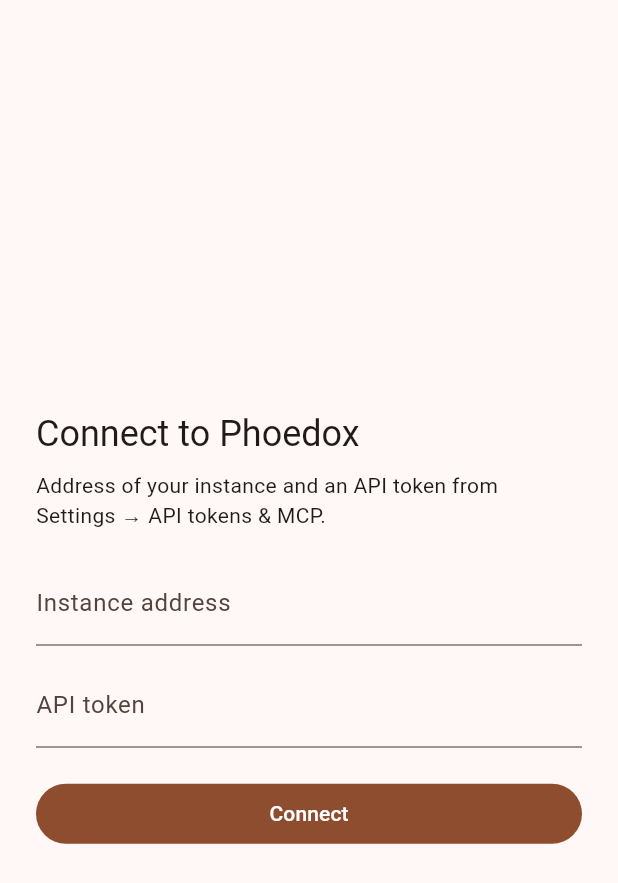
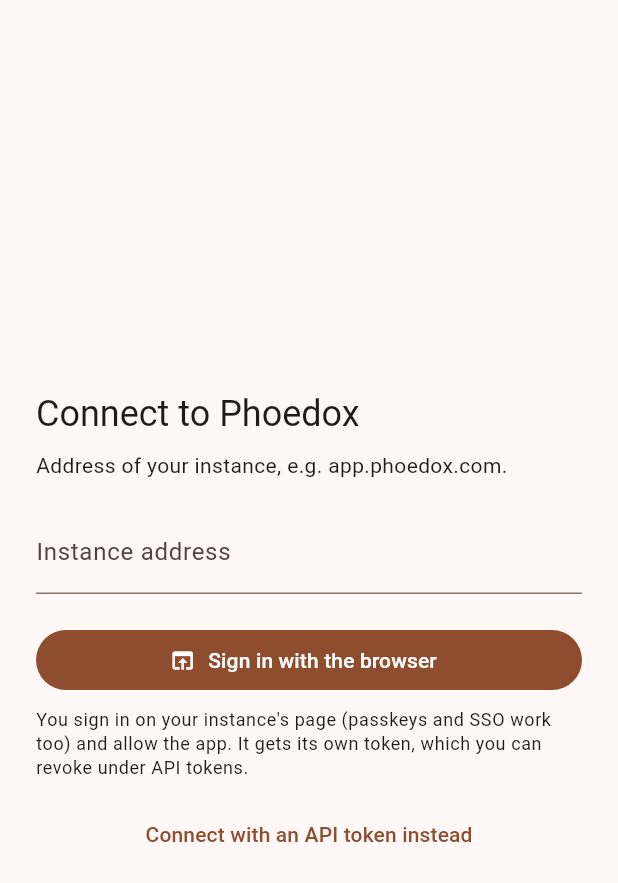
Before and after one commit to phoedox/phoedox-app, a Flutter app: the screen it shows after launch, on a phone screen of 412 x 824 dp. Shown: the top 883 px of the screen. Run offline on Flutter 3.47's test engine with Material 3 defaults, Android fonts, the phone set to English and light mode, and no system bars; our stand-ins replace audioplayers, flutter_markdown_plus, flutter_riverpod, flutter_secure_storage, image_picker, lucide_icons_flutter and 2 more; missing offline and left inert: dart:ffi, flutter_web_auth_2, mobile_scanner, ndef_record, nfc_manager, nfc_manager_ndef and 1 more; statements that could not run were skipped.

Commit message:
feat: sign in through the browser (ADR-0065)
The app opens the instance's /identify page as the built-in client
phoedox-app (PKCE S256, state, redirect phoedox://signin via
flutter_web_auth_2) and exchanges the code for its own device token.
Signing in with a pasted API token stays available as the alternative.

Co-Authored-By: Claude Opus 5.5 <noreply@anthropic.com>
Claude-Session: https://claude.ai/code/session_01DhXrQaJyNq98JXoc9AJKyd

```diff
--- a/lib/features/signin/signin_page.dart
+++ b/lib/features/signin/signin_page.dart
@@ -16,6 +16,24 @@ class _SignInPageState extends ConsumerState<SignInPage> {
   final _token = TextEditingController();
   bool _busy = false;
   bool _failed = false;
+  bool _withToken = false;
+
+  Future<void> _browser() async {
+    if (_instance.text.trim().isEmpty) return;
+    setState(() {
+      _busy = true;
+      _failed = false;
+    });
+    final ok = await ref
+        .read(sessionProvider.notifier)
+        .signInWithBrowser(_instance.text);
+    if (mounted) {
+      setState(() {
+        _busy = false;
+        _failed = !ok;
+      });
+    }
+  }
 
   Future<void> _connect() async {
     setState(() {
@@ -58,6 +76,19 @@ class _SignInPageState extends ConsumerState<SignInPage> {
                   keyboardType: TextInputType.url,
                   autocorrect: false,
                 ),
+                const SizedBox(height: 20),
+                FilledButton.icon(
+                    onPressed: _busy ? null : _browser,
+                    icon: const Icon(Icons.open_in_browser),
+                    label: Text(t.signInBrowser)),
+                const SizedBox(height: 8),
+                Text(t.signInBrowserHint,
+                    style: Theme.of(context).textTheme.bodySmall),
+                const SizedBox(height: 12),
+                TextButton(
+                    onPressed: () => setState(() => _withToken = !_withToken),
+                    child: Text(t.signInWithToken)),
+                if (_withToken) ...[
                   const SizedBox(height: 12),
                   TextField(
                     controller: _token,
@@ -67,15 +98,17 @@ class _SignInPageState extends ConsumerState<SignInPage> {
                     autocorrect: false,
                     onSubmitted: (_) => _connect(),
                   ),
+                  const SizedBox(height: 12),
+                  OutlinedButton(
+                      onPressed: _busy ? null : _connect,
+                      child: Text(t.connect)),
+                ],
                 if (_failed) ...[
                   const SizedBox(height: 12),
                   Text(t.signInFailed,
                       style: TextStyle(
                           color: Theme.of(context).colorScheme.error)),
                 ],
-                const SizedBox(height: 20),
-                FilledButton(
-                    onPressed: _busy ? null : _connect, child: Text(t.connect)),
               ],
             ),
           ),
--- a/lib/l10n/app_de.arb
+++ b/lib/l10n/app_de.arb
@@ -3,7 +3,7 @@
   "projects": "Projekte",
   "scan": "Scannen",
   "signInTitle": "Mit Phoedox verbinden",
-  "signInHint": "Adresse deiner Instanz und ein API-Token aus Einstellungen → API-Tokens & MCP.",
+  "signInHint": "Adresse deiner Instanz, z. B. app.phoedox.com.",
   "instance": "Adresse der Instanz",
   "token": "API-Token",
   "connect": "Verbinden",
@@ -149,5 +149,8 @@
     }
   },
   "planDraftNote": "Neue Fotos landen im Entwurf des Plans und erscheinen hier erst nach dem Veröffentlichen.",
-  "voiceMicContinue": "Weiter"
+  "voiceMicContinue": "Weiter",
+  "signInBrowser": "Im Browser anmelden",
+  "signInBrowserHint": "Du meldest dich auf der Seite deiner Instanz an (auch mit Passkey oder SSO) und erlaubst der App den Zugriff. Sie bekommt ein eigenes Token, das du unter API-Tokens widerrufen kannst.",
+  "signInWithToken": "Stattdessen mit API-Token verbinden"
 }
--- a/lib/l10n/app_en.arb
+++ b/lib/l10n/app_en.arb
@@ -3,7 +3,7 @@
   "projects": "Projects",
   "scan": "Scan",
   "signInTitle": "Connect to Phoedox",
-  "signInHint": "Address of your instance and an API token from Settings → API tokens & MCP.",
+  "signInHint": "Address of your instance, e.g. app.phoedox.com.",
   "instance": "Instance address",
   "token": "API token",
   "connect": "Connect",
@@ -142,5 +142,8 @@
     }
   },
   "planDraftNote": "New photos go into the plan's draft and show here only once it is published.",
-  "voiceMicContinue": "Continue"
+  "voiceMicContinue": "Continue",
+  "signInBrowser": "Sign in with the browser",
+  "signInBrowserHint": "You sign in on your instance's page (passkeys and SSO work too) and allow the app. It gets its own token, which you can revoke under API tokens.",
+  "signInWithToken": "Connect with an API token instead"
 }
--- a/lib/l10n/gen/app_localizations.dart
+++ b/lib/l10n/gen/app_localizations.dart
@@ -119,7 +119,7 @@ abstract class AppLocalizations {
   /// No description provided for @signInHint.
   ///
   /// In de, this message translates to:
-  /// **'Adresse deiner Instanz und ein API-Token aus Einstellungen → API-Tokens & MCP.'**
+  /// **'Adresse deiner Instanz, z. B. app.phoedox.com.'**
   String get signInHint;
 
   /// No description provided for @instance.
@@ -619,6 +619,24 @@ abstract class AppLocalizations {
   /// In de, this message translates to:
   /// **'Weiter'**
   String get voiceMicContinue;
+
+  /// No description provided for @signInBrowser.
+  ///
+  /// In de, this message translates to:
+  /// **'Im Browser anmelden'**
+  String get signInBrowser;
+
+  /// No description provided for @signInBrowserHint.
+  ///
+  /// In de, this message translates to:
+  /// **'Du meldest dich auf der Seite deiner Instanz an (auch mit Passkey oder SSO) und erlaubst der App den Zugriff. Sie bekommt ein eigenes Token, das du unter API-Tokens widerrufen kannst.'**
+  String get signInBrowserHint;
+
+  /// No description provided for @signInWithToken.
+  ///
+  /// In de, this message translates to:
+  /// **'Stattdessen mit API-Token verbinden'**
+  String get signInWithToken;
 }
 
 class _AppLocalizationsDelegate
--- a/lib/l10n/gen/app_localizations_de.dart
+++ b/lib/l10n/gen/app_localizations_de.dart
@@ -18,8 +18,7 @@ class AppLocalizationsDe extends AppLocalizations {
   String get signInTitle => 'Mit Phoedox verbinden';
 
   @override
-  String get signInHint =>
-      'Adresse deiner Instanz und ein API-Token aus Einstellungen → API-Tokens & MCP.';
+  String get signInHint => 'Adresse deiner Instanz, z. B. app.phoedox.com.';
 
   @override
   String get instance => 'Adresse der Instanz';
@@ -307,4 +306,14 @@ class AppLocalizationsDe extends AppLocalizations {
 
   @override
   String get voiceMicContinue => 'Weiter';
+
+  @override
+  String get signInBrowser => 'Im Browser anmelden';
+
+  @override
+  String get signInBrowserHint =>
+      'Du meldest dich auf der Seite deiner Instanz an (auch mit Passkey oder SSO) und erlaubst der App den Zugriff. Sie bekommt ein eigenes Token, das du unter API-Tokens widerrufen kannst.';
+
+  @override
+  String get signInWithToken => 'Stattdessen mit API-Token verbinden';
 }
--- a/lib/l10n/gen/app_localizations_en.dart
+++ b/lib/l10n/gen/app_localizations_en.dart
@@ -18,8 +18,7 @@ class AppLocalizationsEn extends AppLocalizations {
   String get signInTitle => 'Connect to Phoedox';
 
   @override
-  String get signInHint =>
-      'Address of your instance and an API token from Settings → API tokens & MCP.';
+  String get signInHint => 'Address of your instance, e.g. app.phoedox.com.';
 
   @override
   String get instance => 'Instance address';
@@ -304,4 +303,14 @@ class AppLocalizationsEn extends AppLocalizations {
 
   @override
   String get voiceMicContinue => 'Continue';
+
+  @override
+  String get signInBrowser => 'Sign in with the browser';
+
+  @override
+  String get signInBrowserHint =>
+      'You sign in on your instance\'s page (passkeys and SSO work too) and allow the app. It gets its own token, which you can revoke under API tokens.';
+
+  @override
+  String get signInWithToken => 'Connect with an API token instead';
 }
--- a/pubspec.yaml
+++ b/pubspec.yaml
@@ -10,6 +10,7 @@ environment:
 dependencies:
   audioplayers: ^6.8.1
   code_assets: ^2.2.0
+  crypto: ^3.0.8
   ffi: ^2.2.0
   flutter:
     sdk: flutter
@@ -18,6 +19,7 @@ dependencies:
   flutter_markdown_plus: ^1.0.12
   flutter_riverpod: ^3.5.0
   flutter_secure_storage: ^11.2.0
+  flutter_web_auth_2: ^5.1.0
   hooks: ^2.2.0
   http: ^1.6.0
   image_picker: ^1.2.4
```
Also changed, not shown: lib/app/browser_signin.dart (added, +55 -0 lines), lib/app/session.dart (+37 -0 lines), pubspec.lock, 8 other files. Lines whose indentation alone changed are shown as unchanged.
